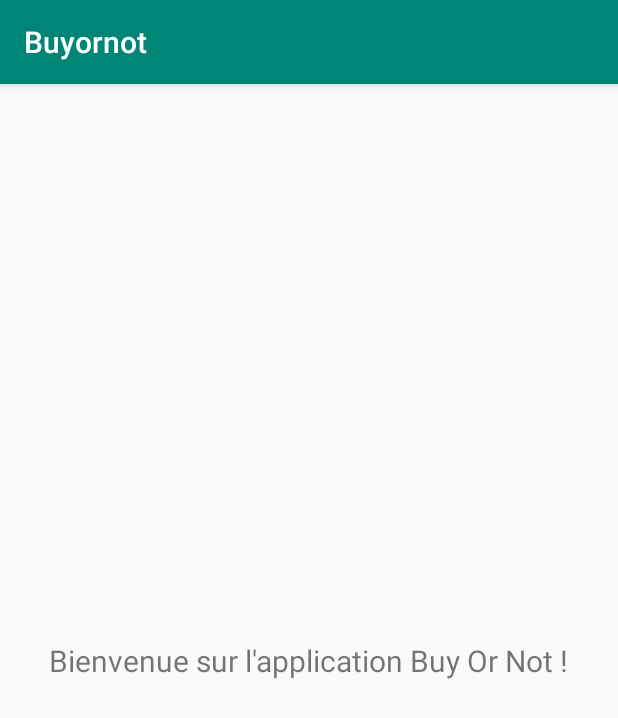
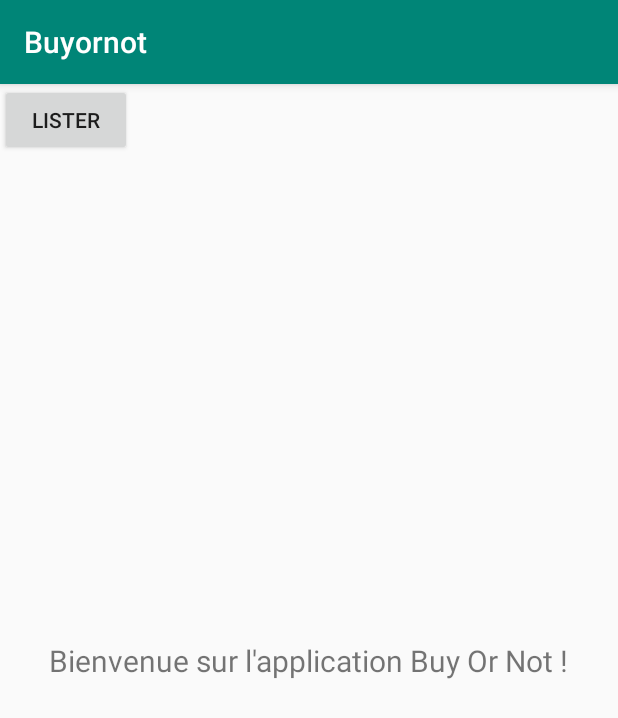
Before and after one commit to Qlecap/Buyornot, an Android app: the screen it shows after launch (MainActivity), on a phone screen of 412 x 824 dp. Shown: the top 718 px of the screen. Run offline under Robolectric (Android 15) with nearby library versions, the phone set to English and light mode, and no system bars.

Commit message:
Lister Produit

```diff
--- a/app/src/main/AndroidManifest.xml
+++ b/app/src/main/AndroidManifest.xml
@@ -9,6 +9,7 @@
         android:roundIcon="@mipmap/ic_launcher_round"
         android:supportsRtl="true"
         android:theme="@style/AppTheme">
+        <activity android:name=".ListerProduit"></activity>
         <activity android:name=".MainActivity">
             <intent-filter>
                 <action android:name="android.intent.action.MAIN" />
--- a/app/src/main/java/com/example/buyornot/MainActivity.java
+++ b/app/src/main/java/com/example/buyornot/MainActivity.java
@@ -1,11 +1,9 @@
 package com.example.buyornot;
 
-import android.database.Cursor;
+import android.content.Intent;
 import android.support.v7.app.AppCompatActivity;
 import android.os.Bundle;
-import android.util.Log;
-import android.widget.TextView;
-import android.widget.Toast;
+import android.view.View;
 
 public class MainActivity extends AppCompatActivity {
 
@@ -18,41 +16,28 @@ public class MainActivity extends AppCompatActivity {
         Produit unProduit = new Produit(1, "Huile",
                 3336590083787L, 100, "olive", 10, 10,
                 10, 10, 10, 10, 10, 10, 11);
-        //Produit unProduit = new Produit(1,"huile");
-        //unProduit.setId(1);
-        //unProduit.setLibelle("coucou");
+
+        Produit unProduit2 = new Produit(1, "Pate",
+                3336590113787L, 100, "blé", 10, 10,
+                10, 10, 10, 10, 10, 10, 11);
 
         ProduitManager produitManager = new ProduitManager(this);
         produitManager.open();
         produitManager.addProduit(unProduit);
+        produitManager.addProduit(unProduit2);
 
         Produit test =  produitManager.getProduit(1);
 
-        Toast.makeText(getApplicationContext(), test.getLibelle(), Toast.LENGTH_LONG).show();
+        //Toast.makeText(getApplicationContext(), test.getLibelle(), Toast.LENGTH_LONG).show();
 
-        /*Cursor c = produitManager.getLesProduits();
-        if (c.moveToFirst())
-        {
-            do {
-                Log.d("test",
-                       c.getString(c.getColumnIndex(produitManager.KEY_LIBELLE_PRODUIT))
-                );
-                Toast.makeText(this,  c.getString(c.getColumnIndex(produitManager.KEY_LIBELLE_PRODUIT)), Toast.LENGTH_LONG).show();
-
-            }
-            while (c.moveToNext());
-        }*/
-/*
-
-        if (test != null) {
-            TextView textView = (TextView) findViewById(R.id.test);
-            //SET
-            textView.setText(test.getLibelle());
-            //Toast.makeText(this, test.getLibelle(), Toast.LENGTH_LONG).show();
-
-        }else{
-            Toast.makeText(this, "Au revoir", Toast.LENGTH_LONG).show();
-        }*/
         produitManager.close();
     }
+
+    public void ChangeActivity(View view){
+        Intent intent = new Intent(this, ListerProduit.class);
+        Bundle bundle = new Bundle();
+        intent.putExtras(bundle);
+        startActivity(intent);
+    }
+
 }
--- a/app/src/main/java/com/example/buyornot/ProduitManager.java
+++ b/app/src/main/java/com/example/buyornot/ProduitManager.java
@@ -129,9 +129,8 @@ public class ProduitManager {
             c.close();
         }
         return a;
+    }
 
-
-    }
     public Cursor getLesProduits() {
         // sélection de tous les enregistrements de la table
         return db.rawQuery("SELECT * FROM "+TABLE_NAME, null);
--- a/app/src/main/res/layout/activity_main.xml
+++ b/app/src/main/res/layout/activity_main.xml
@@ -16,4 +16,14 @@
         app:layout_constraintRight_toRightOf="parent"
         app:layout_constraintTop_toTopOf="parent" />
 
+    <Button
+        android:id="@+id/buttonLister"
+        android:layout_width="wrap_content"
+        android:layout_height="wrap_content"
+        android:text="Lister"
+        android:onClick="ChangeActivity"
+        tools:layout_editor_absoluteX="161dp"
+        tools:layout_editor_absoluteY="584dp"
+        />
+
 </android.support.constraint.ConstraintLayout>
--- a/app/src/main/res/layout/interface_liste_produit.xml
+++ b/app/src/main/res/layout/interface_liste_produit.xml
@@ -3,7 +3,8 @@
     xmlns:android="http://schemas.android.com/apk/res/android"
     xmlns:tools="http://schemas.android.com/tools"
     android:layout_width="match_parent"
-    android:layout_height="match_parent">
+    android:layout_height="match_parent"
+    tools:context=".ListerProduit">
 
     <RelativeLayout
         android:layout_width="match_parent"
```
Also changed, not shown: app/src/main/java/com/example/buyornot/ListerProduit.java (added, +52 -0 lines), app/src/main/res/layout/row_produit_lister.xml (renamed from app/src/main/res/layout/row_item.xml), 3 other files.
